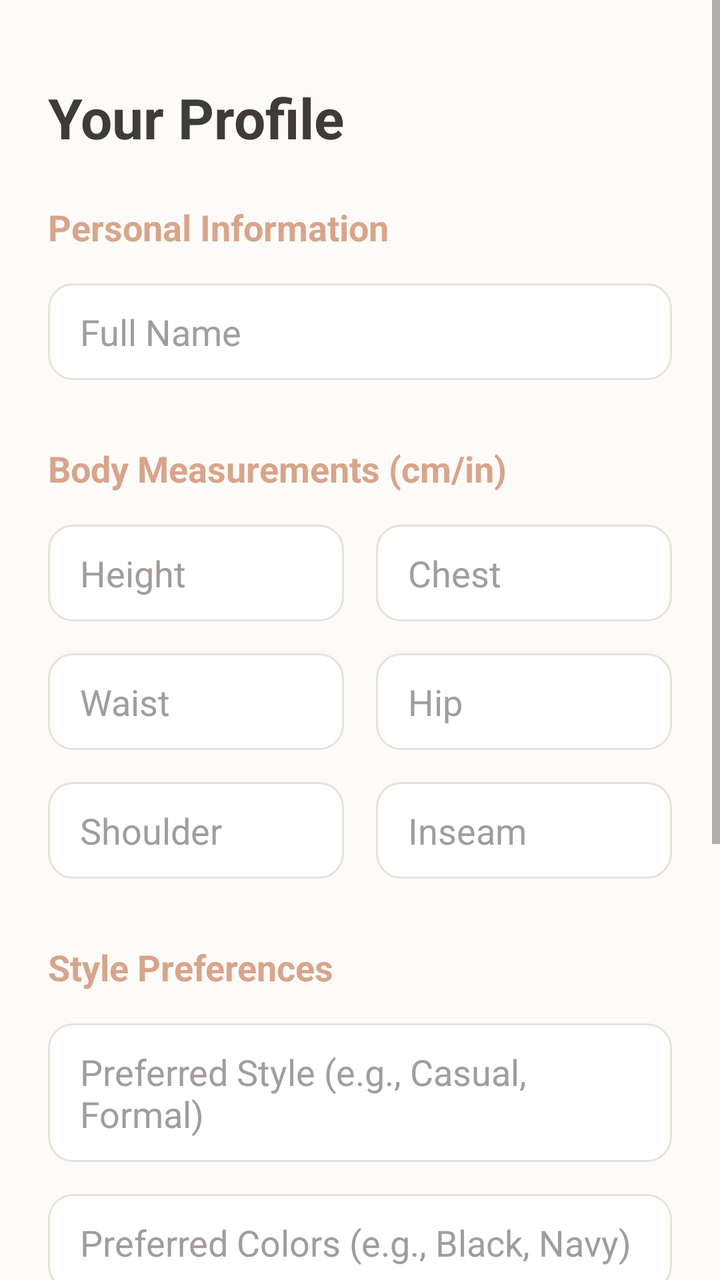
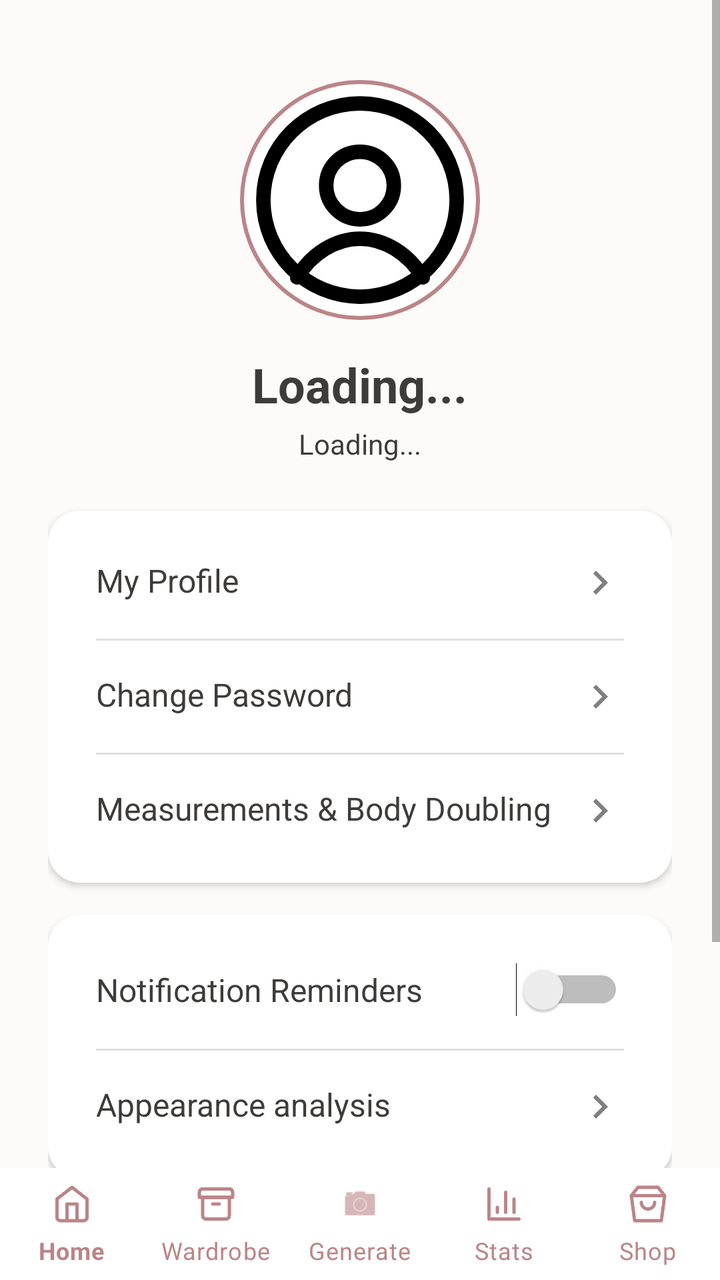

Before-and-after screenshots of an Android layout around one commit, followed by the original layout XML and the change that was made.
<!-- AndroidManifest.xml: application theme Theme.OutfitStudio -->
<!-- res/layout/activity_profile.xml -->
<?xml version="1.0" encoding="utf-8"?>
<ScrollView xmlns:android="http://schemas.android.com/apk/res/android"
    xmlns:app="http://schemas.android.com/apk/res-auto"
    android:layout_width="match_parent"
    android:layout_height="match_parent"
    android:background="@color/background">

    <androidx.constraintlayout.widget.ConstraintLayout
        android:layout_width="match_parent"
        android:layout_height="wrap_content"
        android:padding="24dp">

        <TextView
            android:id="@+id/tvProfileTitle"
            android:layout_width="wrap_content"
            android:layout_height="wrap_content"
            android:text="Your Profile"
            android:textSize="28sp"
            android:textStyle="bold"
            android:textColor="@color/on_background"
            app:layout_constraintTop_toTopOf="parent"
            app:layout_constraintStart_toStartOf="parent"
            android:layout_marginTop="16dp"/>

        
        <TextView
            android:id="@+id/tvSectionPersonal"
            android:layout_width="wrap_content"
            android:layout_height="wrap_content"
            android:text="Personal Information"
            android:textSize="18sp"
            android:textStyle="bold"
            android:textColor="@color/primary_variant"
            app:layout_constraintTop_toBottomOf="@id/tvProfileTitle"
            app:layout_constraintStart_toStartOf="parent"
            android:layout_marginTop="24dp"/>

        <EditText
            android:id="@+id/etName"
            android:layout_width="match_parent"
            android:layout_height="wrap_content"
            android:hint="Full Name"
            android:background="@drawable/bg_edit_text"
            app:layout_constraintTop_toBottomOf="@id/tvSectionPersonal"
            android:layout_marginTop="16dp"/>

        
        <TextView
            android:id="@+id/tvSectionMeasurements"
            android:layout_width="wrap_content"
            android:layout_height="wrap_content"
            android:text="Body Measurements (cm/in)"
            android:textSize="18sp"
            android:textStyle="bold"
            android:textColor="@color/primary_variant"
            app:layout_constraintTop_toBottomOf="@id/etName"
            app:layout_constraintStart_toStartOf="parent"
            android:layout_marginTop="32dp"/>

        <GridLayout
            android:id="@+id/gridMeasurements"
            android:layout_width="match_parent"
            android:layout_height="wrap_content"
            android:columnCount="2"
            app:layout_constraintTop_toBottomOf="@id/tvSectionMeasurements"
            android:layout_marginTop="16dp">

            <EditText
                android:id="@+id/etHeight"
                android:layout_width="0dp"
                android:layout_height="wrap_content"
                android:layout_columnWeight="1"
                android:hint="Height"
                android:inputType="numberDecimal"
                android:background="@drawable/bg_edit_text"
                android:layout_marginEnd="8dp"
                android:layout_marginBottom="16dp"/>

            <EditText
                android:id="@+id/etChest"
                android:layout_width="0dp"
                android:layout_height="wrap_content"
                android:layout_columnWeight="1"
                android:hint="Chest"
                android:inputType="numberDecimal"
                android:background="@drawable/bg_edit_text"
                android:layout_marginStart="8dp"
                android:layout_marginBottom="16dp"/>

            <EditText
                android:id="@+id/etWaist"
                android:layout_width="0dp"
                android:layout_height="wrap_content"
                android:layout_columnWeight="1"
                android:hint="Waist"
                android:inputType="numberDecimal"
                android:background="@drawable/bg_edit_text"
                android:layout_marginEnd="8dp"
                android:layout_marginBottom="16dp"/>

            <EditText
                android:id="@+id/etHip"
                android:layout_width="0dp"
                android:layout_height="wrap_content"
                android:layout_columnWeight="1"
                android:hint="Hip"
                android:inputType="numberDecimal"
                android:background="@drawable/bg_edit_text"
                android:layout_marginStart="8dp"
                android:layout_marginBottom="16dp"/>

            <EditText
                android:id="@+id/etShoulder"
                android:layout_width="0dp"
                android:layout_height="wrap_content"
                android:layout_columnWeight="1"
                android:hint="Shoulder"
                android:inputType="numberDecimal"
                android:background="@drawable/bg_edit_text"
                android:layout_marginEnd="8dp"/>

            <EditText
                android:id="@+id/etInseam"
                android:layout_width="0dp"
                android:layout_height="wrap_content"
                android:layout_columnWeight="1"
                android:hint="Inseam"
                android:inputType="numberDecimal"
                android:background="@drawable/bg_edit_text"
                android:layout_marginStart="8dp"/>

        </GridLayout>

        
        <TextView
            android:id="@+id/tvSectionPreferences"
            android:layout_width="wrap_content"
            android:layout_height="wrap_content"
            android:text="Style Preferences"
            android:textSize="18sp"
            android:textStyle="bold"
            android:textColor="@color/primary_variant"
            app:layout_constraintTop_toBottomOf="@id/gridMeasurements"
            app:layout_constraintStart_toStartOf="parent"
            android:layout_marginTop="32dp"/>

        <EditText
            android:id="@+id/etStyle"
            android:layout_width="match_parent"
            android:layout_height="wrap_content"
            android:hint="Preferred Style (e.g., Casual, Formal)"
            android:background="@drawable/bg_edit_text"
            app:layout_constraintTop_toBottomOf="@id/tvSectionPreferences"
            android:layout_marginTop="16dp"/>

        <EditText
            android:id="@+id/etColors"
            android:layout_width="match_parent"
            android:layout_height="wrap_content"
            android:hint="Preferred Colors (e.g., Black, Navy)"
            android:background="@drawable/bg_edit_text"
            app:layout_constraintTop_toBottomOf="@id/etStyle"
            android:layout_marginTop="16dp"/>

        <EditText
            android:id="@+id/etOccasions"
            android:layout_width="match_parent"
            android:layout_height="wrap_content"
            android:hint="Preferred Occasions (e.g., Office, Party)"
            android:background="@drawable/bg_edit_text"
            app:layout_constraintTop_toBottomOf="@id/etColors"
            android:layout_marginTop="16dp"/>

        
        <Button
            android:id="@+id/btnSave"
            android:layout_width="match_parent"
            android:layout_height="wrap_content"
            android:text="Save Profile"
            android:background="@drawable/bg_button_rounded"
            app:backgroundTint="@null"
            app:layout_constraintTop_toBottomOf="@id/etOccasions"
            android:layout_marginTop="48dp"/>

        <Button
            android:id="@+id/btnAnalyzeAppearance"
            android:layout_width="match_parent"
            android:layout_height="wrap_content"
            android:text="Go to Appearance Analysis"
            android:background="@drawable/bg_button_rounded"
            app:backgroundTint="@null"
            app:layout_constraintTop_toBottomOf="@id/btnSave"
            android:layout_marginTop="16dp"/>

        <Button
            android:id="@+id/btnLogout"
            android:layout_width="match_parent"
            android:layout_height="wrap_content"
            android:text="Logout"
            android:textColor="@color/error"
            android:background="@android:color/transparent"
            app:layout_constraintTop_toBottomOf="@id/btnAnalyzeAppearance"
            android:layout_marginTop="8dp"
            android:layout_marginBottom="32dp"/>

        <ProgressBar
            android:id="@+id/progressBar"
            android:layout_width="wrap_content"
            android:layout_height="wrap_content"
            android:visibility="gone"
            app:layout_constraintTop_toTopOf="parent"
            app:layout_constraintBottom_toBottomOf="parent"
            app:layout_constraintStart_toStartOf="parent"
            app:layout_constraintEnd_toEndOf="parent" />

    </androidx.constraintlayout.widget.ConstraintLayout>
</ScrollView>
<!-- resources referenced by this layout -->
<resources>
  <color name="background">#FDFBF9</color>
  <color name="error">#B00020</color>
  <color name="on_background">#3E3C3A</color>
  <color name="primary_variant">#D8A58B</color>
  <!-- drawable bg_button_rounded (drawable) -->
  <?xml version="1.0" encoding="utf-8"?>
  <shape xmlns:android="http://schemas.android.com/apk/res/android"
      android:shape="rectangle">
      <solid android:color="@color/primary"/>
      <corners android:radius="24dp"/>
  </shape>
  <!-- drawable bg_edit_text (drawable) -->
  <?xml version="1.0" encoding="utf-8"?>
  <shape xmlns:android="http://schemas.android.com/apk/res/android"
      android:shape="rectangle">
      <solid android:color="@color/surface"/>
      <stroke android:width="1dp" android:color="@color/card_border"/>
      <corners android:radius="12dp"/>
      <padding android:left="16dp" android:right="16dp" android:top="12dp" android:bottom="12dp"/>
  </shape>
  <style name="Theme.OutfitStudio" parent="Theme.MaterialComponents.Light.NoActionBar">
          <item name="android:textColor">@color/on_background</item>
          <item name="android:textColorHint">@color/text_hint</item>
          
          <item name="colorPrimary">@color/primary</item>
          <item name="colorPrimaryVariant">@color/primary_variant</item>
          <item name="colorOnPrimary">@color/on_primary</item>
          
          <item name="colorSecondary">@color/primary</item>
          <item name="colorSecondaryVariant">@color/primary_variant</item>
          <item name="colorOnSecondary">@color/on_primary</item>
          
          <item name="android:colorBackground">@color/background</item>
          <item name="colorSurface">@color/surface</item>
          
          <item name="android:statusBarColor">@color/background</item>
          <item name="android:windowLightStatusBar">true</item>
      </style>
  <color name="primary">#E5C0A4</color>
  <color name="surface">#FFFFFF</color>
  <color name="card_border">#EAE1D9</color>
  <color name="text_hint">#A09D9B</color>
  <color name="on_primary">#FFFFFF</color>
</resources>

<!-- the commit's change to res/layout/activity_profile.xml (unified diff, before → after) -->
@@ -1,217 +1,187 @@
 <?xml version="1.0" encoding="utf-8"?>
-<ScrollView xmlns:android="http://schemas.android.com/apk/res/android"
+<RelativeLayout xmlns:android="http://schemas.android.com/apk/res/android"
     xmlns:app="http://schemas.android.com/apk/res-auto"
     android:layout_width="match_parent"
     android:layout_height="match_parent"
     android:background="@color/background">
 
-    <androidx.constraintlayout.widget.ConstraintLayout
+    <ScrollView
+        android:layout_width="match_parent"
+        android:layout_height="match_parent"
+        android:layout_above="@+id/bottomNavigationContainer">
+        
+        <LinearLayout
+            android:layout_width="match_parent"
+            android:layout_height="wrap_content"
+            android:orientation="vertical"
+            android:gravity="center_horizontal"
+            android:padding="24dp">
+            
+            <FrameLayout
+                android:layout_width="120dp"
+                android:layout_height="120dp"
+                android:layout_marginTop="16dp"
+                android:background="@drawable/bg_circle_profile">
+                
+                <androidx.cardview.widget.CardView
+                    android:layout_width="116dp"
+                    android:layout_height="116dp"
+                    android:layout_gravity="center"
+                    app:cardCornerRadius="58dp"
+                    app:cardElevation="0dp"
+                    app:cardBackgroundColor="@android:color/transparent">
+                    
+                    <ImageView
+                        android:id="@+id/ivProfileImage"
+                        android:layout_width="match_parent"
+                        android:layout_height="match_parent"
+                        android:scaleType="centerCrop"
+                        android:src="@drawable/ic_profile"/>
+                </androidx.cardview.widget.CardView>
+            </FrameLayout>
+
+            <TextView
+                android:id="@+id/tvProfileName"
+                android:layout_width="wrap_content"
+                android:layout_height="wrap_content"
+                android:layout_marginTop="16dp"
+                android:text="Loading..."
+                android:textSize="24sp"
+                android:textStyle="bold"
+                android:textColor="@color/on_background"/>
+
+            <TextView
+                android:id="@+id/tvProfileEmail"
+                android:layout_width="wrap_content"
+                android:layout_height="wrap_content"
+                android:layout_marginTop="4dp"
+                android:text="Loading..."
+                android:textSize="14sp"
+                android:textColor="@color/on_background"/>
+                
+            
+            <LinearLayout
+                android:layout_width="match_parent"
+                android:layout_height="wrap_content"
+                android:orientation="vertical"
+                android:background="@drawable/bg_profile_card"
+                android:layout_marginTop="24dp"
+                android:padding="8dp"
+                android:elevation="2dp">
+                
+                <TextView
+                    android:id="@+id/btnMyProfile"
+                    android:layout_width="match_parent"
+                    android:layout_height="wrap_content"
+                    android:text="My Profile"
+                    android:textSize="16sp"
+                    android:padding="16dp"
+                    android:textColor="@color/on_surface"
+                    android:drawableEnd="@drawable/ic_arrow_forward"
+                    android:background="?attr/selectableItemBackground"/>
+                    
+                <View android:layout_width="match_parent" android:layout_height="1dp" android:background="#E0E0E0" android:layout_marginHorizontal="16dp"/>
+                
+                <TextView
+                    android:id="@+id/btnChangePassword"
+                    android:layout_width="match_parent"
+                    android:layout_height="wrap_content"
+                    android:text="Change Password"
+                    android:textSize="16sp"
+                    android:padding="16dp"
+                    android:textColor="@color/on_surface"
+                    android:drawableEnd="@drawable/ic_arrow_forward"
+                    android:background="?attr/selectableItemBackground"/>
+                    
+                <View android:layout_width="match_parent" android:layout_height="1dp" android:background="#E0E0E0" android:layout_marginHorizontal="16dp"/>
+                
+                <TextView
+                    android:id="@+id/btnMeasurements"
+                    android:layout_width="match_parent"
+                    android:layout_height="wrap_content"
+                    android:text="Measurements &amp; Body Doubling"
+                    android:textSize="16sp"
+                    android:padding="16dp"
+                    android:textColor="@color/on_surface"
+                    android:drawableEnd="@drawable/ic_arrow_forward"
+                    android:background="?attr/selectableItemBackground"/>
+            </LinearLayout>
+
+            
+            <LinearLayout
+                android:layout_width="match_parent"
+                android:layout_height="wrap_content"
+                android:orientation="vertical"
+                android:background="@drawable/bg_profile_card"
+                android:layout_marginTop="16dp"
+                android:padding="8dp"
+                android:elevation="2dp">
+                
+                <LinearLayout
+                    android:layout_width="match_parent"
+                    android:layout_height="wrap_content"
+                    android:orientation="horizontal"
+                    android:padding="16dp"
+                    android:gravity="center_vertical">
+                    <TextView
+                        android:layout_width="0dp"
+                        android:layout_height="wrap_content"
+                        android:layout_weight="1"
+                        android:text="Notification Reminders"
+                        android:textSize="16sp"
+                        android:textColor="@color/on_surface"/>
+                    <Switch
+                        android:id="@+id/switchNotifications"
+                        android:layout_width="wrap_content"
+                        android:layout_height="wrap_content"/>
+                </LinearLayout>
+                    
+                <View android:layout_width="match_parent" android:layout_height="1dp" android:background="#E0E0E0" android:layout_marginHorizontal="16dp"/>
+                
+                <TextView
+                    android:id="@+id/btnAppearanceAnalysis"
+                    android:layout_width="match_parent"
+                    android:layout_height="wrap_content"
+                    android:text="Appearance analysis"
+                    android:textSize="16sp"
+                    android:padding="16dp"
+                    android:textColor="@color/on_surface"
+                    android:drawableEnd="@drawable/ic_arrow_forward"
+                    android:background="?attr/selectableItemBackground"/>
+            </LinearLayout>
+            
+            <Button
+                android:id="@+id/btnLogoutNew"
+                android:layout_width="match_parent"
+                android:layout_height="wrap_content"
+                android:layout_marginTop="24dp"
+                android:text="Sign Out of Studio"
+                android:textColor="#D32F2F"
+                android:backgroundTint="#FFEBEE"
+                android:padding="12dp"
+                app:cornerRadius="24dp"
+                android:layout_marginBottom="32dp"/>
+                
+        </LinearLayout>
+    </ScrollView>
+    
+    
+    <FrameLayout
+        android:id="@+id/bottomNavigationContainer"
         android:layout_width="match_parent"
         android:layout_height="wrap_content"
-        android:padding="24dp">
+        android:layout_alignParentBottom="true">
 
-        <TextView
-            android:id="@+id/tvProfileTitle"
-            android:layout_width="wrap_content"
-            android:layout_height="wrap_content"
-            android:text="Your Profile"
-            android:textSize="28sp"
-            android:textStyle="bold"
-            android:textColor="@color/on_background"
-            app:layout_constraintTop_toTopOf="parent"
-            app:layout_constraintStart_toStartOf="parent"
-            android:layout_marginTop="16dp"/>
-
-        
-        <TextView
-            android:id="@+id/tvSectionPersonal"
-            android:layout_width="wrap_content"
-            android:layout_height="wrap_content"
-            android:text="Personal Information"
-            android:textSize="18sp"
-            android:textStyle="bold"
-            android:textColor="@color/primary_variant"
-            app:layout_constraintTop_toBottomOf="@id/tvProfileTitle"
-            app:layout_constraintStart_toStartOf="parent"
-            android:layout_marginTop="24dp"/>
-
-        <EditText
-            android:id="@+id/etName"
+        <com.google.android.material.bottomnavigation.BottomNavigationView
+            android:id="@+id/bottomNavigation"
+            app:itemIconSize="20dp"
             android:layout_width="match_parent"
             android:layout_height="wrap_content"
-            android:hint="Full Name"
-            android:background="@drawable/bg_edit_text"
-            app:layout_constraintTop_toBottomOf="@id/tvSectionPersonal"
-            android:layout_marginTop="16dp"/>
-
-        
-        <TextView
-            android:id="@+id/tvSectionMeasurements"
-            android:layout_width="wrap_content"
-            android:layout_height="wrap_content"
-            android:text="Body Measurements (cm/in)"
-            android:textSize="18sp"
-            android:textStyle="bold"
-            android:textColor="@color/primary_variant"
-            app:layout_constraintTop_toBottomOf="@id/etName"
-            app:layout_constraintStart_toStartOf="parent"
-            android:layout_marginTop="32dp"/>
-
-        <GridLayout
-            android:id="@+id/gridMeasurements"
-            android:layout_width="match_parent"
-            android:layout_height="wrap_content"
-            android:columnCount="2"
-            app:layout_constraintTop_toBottomOf="@id/tvSectionMeasurements"
-            android:layout_marginTop="16dp">
-
-            <EditText
-                android:id="@+id/etHeight"
-                android:layout_width="0dp"
-                android:layout_height="wrap_content"
-                android:layout_columnWeight="1"
-                android:hint="Height"
-                android:inputType="numberDecimal"
-                android:background="@drawable/bg_edit_text"
-                android:layout_marginEnd="8dp"
-                android:layout_marginBottom="16dp"/>
-
-            <EditText
-                android:id="@+id/etChest"
-                android:layout_width="0dp"
-                android:layout_height="wrap_content"
-                android:layout_columnWeight="1"
-                android:hint="Chest"
-                android:inputType="numberDecimal"
-                android:background="@drawable/bg_edit_text"
-                android:layout_marginStart="8dp"
-                android:layout_marginBottom="16dp"/>
-
-            <EditText
-                android:id="@+id/etWaist"
-                android:layout_width="0dp"
-                android:layout_height="wrap_content"
-                android:layout_columnWeight="1"
-                android:hint="Waist"
-                android:inputType="numberDecimal"
-                android:background="@drawable/bg_edit_text"
-                android:layout_marginEnd="8dp"
-                android:layout_marginBottom="16dp"/>
-
-            <EditText
-                android:id="@+id/etHip"
-                android:layout_width="0dp"
-                android:layout_height="wrap_content"
-                android:layout_columnWeight="1"
-                android:hint="Hip"
-                android:inputType="numberDecimal"
-                android:background="@drawable/bg_edit_text"
-                android:layout_marginStart="8dp"
-                android:layout_marginBottom="16dp"/>
-
-            <EditText
-                android:id="@+id/etShoulder"
-                android:layout_width="0dp"
-                android:layout_height="wrap_content"
-                android:layout_columnWeight="1"
-                android:hint="Shoulder"
-                android:inputType="numberDecimal"
-                android:background="@drawable/bg_edit_text"
-                android:layout_marginEnd="8dp"/>
-
-            <EditText
-                android:id="@+id/etInseam"
-                android:layout_width="0dp"
-                android:layout_height="wrap_content"
-                android:layout_columnWeight="1"
-                android:hint="Inseam"
-                android:inputType="numberDecimal"
-                android:background="@drawable/bg_edit_text"
-                android:layout_marginStart="8dp"/>
-
-        </GridLayout>
-
-        
-        <TextView
-            android:id="@+id/tvSectionPreferences"
-            android:layout_width="wrap_content"
-            android:layout_height="wrap_content"
-            android:text="Style Preferences"
-            android:textSize="18sp"
-            android:textStyle="bold"
-            android:textColor="@color/primary_variant"
-            app:layout_constraintTop_toBottomOf="@id/gridMeasurements"
-            app:layout_constraintStart_toStartOf="parent"
-            android:layout_marginTop="32dp"/>
-
-        <EditText
-            android:id="@+id/etStyle"
-            android:layout_width="match_parent"
-            android:layout_height="wrap_content"
-            android:hint="Preferred Style (e.g., Casual, Formal)"
-            android:background="@drawable/bg_edit_text"
-            app:layout_constraintTop_toBottomOf="@id/tvSectionPreferences"
-            android:layout_marginTop="16dp"/>
-
-        <EditText
-            android:id="@+id/etColors"
-            android:layout_width="match_parent"
-            android:layout_height="wrap_content"
-            android:hint="Preferred Colors (e.g., Black, Navy)"
-            android:background="@drawable/bg_edit_text"
-            app:layout_constraintTop_toBottomOf="@id/etStyle"
-            android:layout_marginTop="16dp"/>
-
-        <EditText
-            android:id="@+id/etOccasions"
-            android:layout_width="match_parent"
-            android:layout_height="wrap_content"
-            android:hint="Preferred Occasions (e.g., Office, Party)"
-            android:background="@drawable/bg_edit_text"
-            app:layout_constraintTop_toBottomOf="@id/etColors"
-            android:layout_marginTop="16dp"/>
-
-        
-        <Button
-            android:id="@+id/btnSave"
-            android:layout_width="match_parent"
-            android:layout_height="wrap_content"
-            android:text="Save Profile"
-            android:background="@drawable/bg_button_rounded"
-            app:backgroundTint="@null"
-            app:layout_constraintTop_toBottomOf="@id/etOccasions"
-            android:layout_marginTop="48dp"/>
-
-        <Button
-            android:id="@+id/btnAnalyzeAppearance"
-            android:layout_width="match_parent"
-            android:layout_height="wrap_content"
-            android:text="Go to Appearance Analysis"
-            android:background="@drawable/bg_button_rounded"
-            app:backgroundTint="@null"
-            app:layout_constraintTop_toBottomOf="@id/btnSave"
-            android:layout_marginTop="16dp"/>
-
-        <Button
-            android:id="@+id/btnLogout"
-            android:layout_width="match_parent"
-            android:layout_height="wrap_content"
-            android:text="Logout"
-            android:textColor="@color/error"
-            android:background="@android:color/transparent"
-            app:layout_constraintTop_toBottomOf="@id/btnAnalyzeAppearance"
-            android:layout_marginTop="8dp"
-            android:layout_marginBottom="32dp"/>
-
-        <ProgressBar
-            android:id="@+id/progressBar"
-            android:layout_width="wrap_content"
-            android:layout_height="wrap_content"
-            android:visibility="gone"
-            app:layout_constraintTop_toTopOf="parent"
-            app:layout_constraintBottom_toBottomOf="parent"
-            app:layout_constraintStart_toStartOf="parent"
-            app:layout_constraintEnd_toEndOf="parent" />
-
-    </androidx.constraintlayout.widget.ConstraintLayout>
-</ScrollView>
+            android:layout_gravity="bottom"
+            app:menu="@menu/bottom_nav"
+            app:labelVisibilityMode="labeled"
+            app:itemIconTint="@color/primary"
+            app:itemTextColor="@color/primary"
+            android:background="@color/surface" />
+    </FrameLayout>
+</RelativeLayout>
<!-- resource entries referenced after the edit -->
@@ -1,25 +1,9 @@
 <!-- resources referenced by this layout -->
 <resources>
   <color name="background">#FDFBF9</color>
-  <color name="error">#B00020</color>
   <color name="on_background">#3E3C3A</color>
-  <color name="primary_variant">#D8A58B</color>
-  <!-- drawable bg_button_rounded (drawable) -->
-  <?xml version="1.0" encoding="utf-8"?>
-  <shape xmlns:android="http://schemas.android.com/apk/res/android"
-      android:shape="rectangle">
-      <solid android:color="@color/primary"/>
-      <corners android:radius="24dp"/>
-  </shape>
-  <!-- drawable bg_edit_text (drawable) -->
-  <?xml version="1.0" encoding="utf-8"?>
-  <shape xmlns:android="http://schemas.android.com/apk/res/android"
-      android:shape="rectangle">
-      <solid android:color="@color/surface"/>
-      <stroke android:width="1dp" android:color="@color/card_border"/>
-      <corners android:radius="12dp"/>
-      <padding android:left="16dp" android:right="16dp" android:top="12dp" android:bottom="12dp"/>
-  </shape>
+  <color name="on_surface">#3E3C3A</color>
+  <color name="primary_variant">#BB8588</color>
   <style name="Theme.OutfitStudio" parent="Theme.MaterialComponents.Light.NoActionBar">
           <item name="android:textColor">@color/on_background</item>
           <item name="android:textColorHint">@color/text_hint</item>
@@ -38,9 +22,39 @@
           <item name="android:statusBarColor">@color/background</item>
           <item name="android:windowLightStatusBar">true</item>
       </style>
-  <color name="primary">#E5C0A4</color>
+  <color name="primary">#BB8588</color>
   <color name="surface">#FFFFFF</color>
-  <color name="card_border">#EAE1D9</color>
+  <!-- drawable bg_circle_profile (drawable) -->
+  <?xml version="1.0" encoding="utf-8"?>
+  <shape xmlns:android="http://schemas.android.com/apk/res/android"
+      android:shape="oval">
+      <solid android:color="@color/surface"/>
+      <stroke android:color="@color/primary_variant" android:width="2dp"/>
+  </shape>
+  <!-- drawable bg_profile_card (drawable) -->
+  <?xml version="1.0" encoding="utf-8"?>
+  <shape xmlns:android="http://schemas.android.com/apk/res/android">
+      <solid android:color="@color/surface"/>
+      <corners android:radius="16dp"/>
+  </shape>
+  <!-- drawable ic_arrow_forward (drawable) -->
+  <vector xmlns:android="http://schemas.android.com/apk/res/android"
+      android:width="24dp" android:height="24dp" android:viewportWidth="24.0" android:viewportHeight="24.0">
+      <path android:fillColor="#808080" android:pathData="M8.59,16.59L13.17,12L8.59,7.41L10,6l6,6l-6,6L8.59,16.59z"/>
+  </vector>
+  <!-- drawable ic_profile (drawable) -->
+  <vector xmlns:android="http://schemas.android.com/apk/res/android"
+      android:width="24dp" android:height="24dp" android:viewportWidth="24" android:viewportHeight="24">
+      
+      <path android:fillColor="#00000000" android:strokeColor="#FF000000" android:strokeWidth="1.5" android:strokeLineCap="round" android:strokeLineJoin="round"
+          android:pathData="M12 2C6.48 2 2 6.48 2 12s4.48 10 10 10s10 -4.48 10 -10S17.52 2 12 2z" />
+      
+      <path android:fillColor="#00000000" android:strokeColor="#FF000000" android:strokeWidth="1.5" android:strokeLineCap="round" android:strokeLineJoin="round"
+          android:pathData="M12 7a3.5 3.5 0 1 0 0 7 3.5 3.5 0 0 0 0 -7z" />
+      
+      <path android:fillColor="#00000000" android:strokeColor="#FF000000" android:strokeWidth="1.5" android:strokeLineCap="round" android:strokeLineJoin="round"
+          android:pathData="M5.5 20c1.5 -2.5 4 -4 6.5 -4s5 1.5 6.5 4" />
+  </vector>
   <color name="text_hint">#A09D9B</color>
   <color name="on_primary">#FFFFFF</color>
 </resources>
